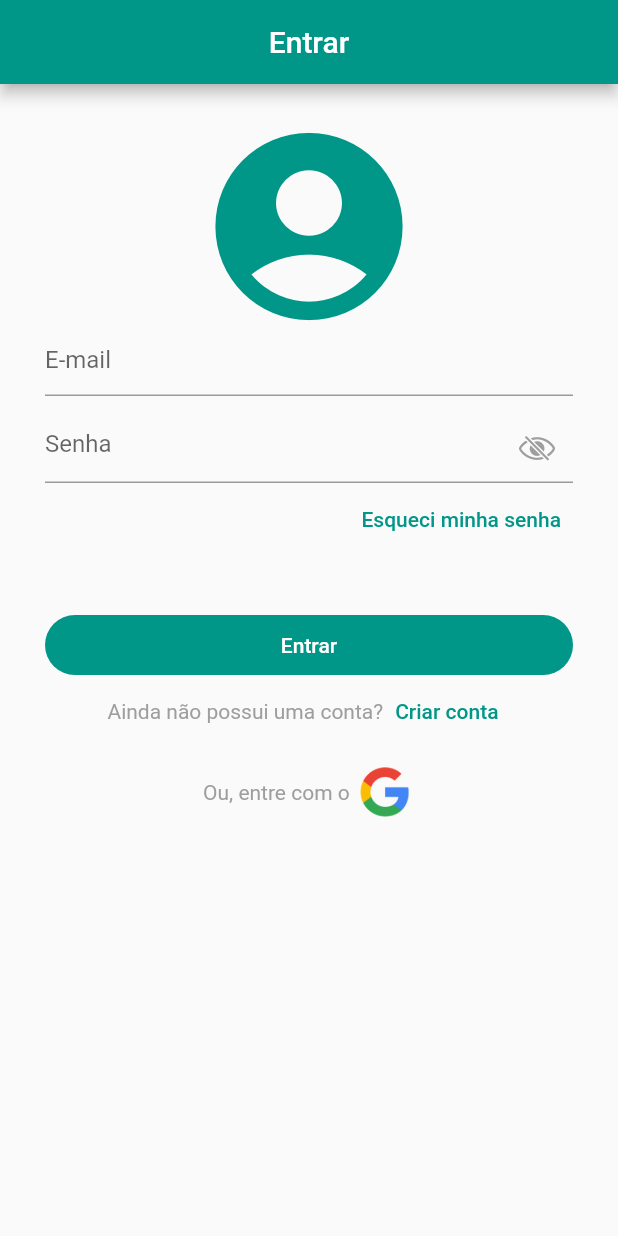
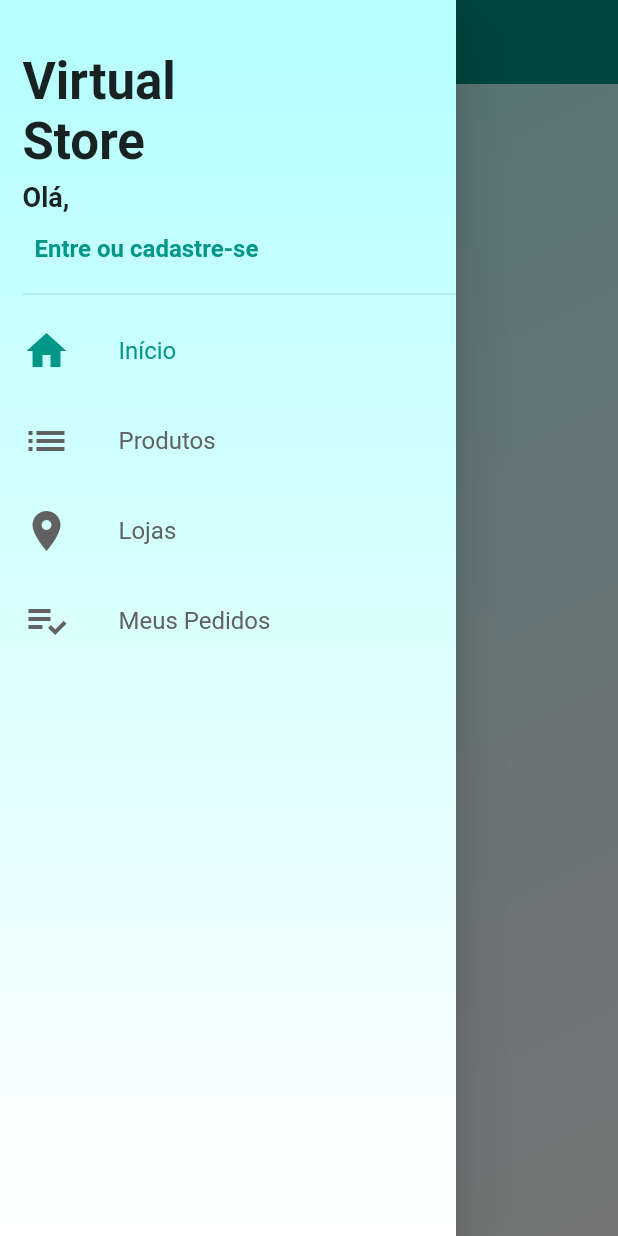
Before and after one commit to Joao-Jordan/virtual_store, a Flutter app: the screen it shows after launch, with the side drawer open (before the commit the screen has no drawer), on a phone screen of 412 x 824 dp. Run offline on Flutter 3.47's test engine with Material 2 defaults, Android fonts, the phone set to English and light mode, and no system bars; our stand-ins replace cloud_firestore, firebase_auth, firebase_core, google_sign_in, transparent_image; accounts and stored records are empty.

Commit message:
Criação do Drawer de navegação e da primeira Tab do Drawer (HomeScreen). Também foi adicionado ao Drawer o email do usuário logado e um botão para sign out.

```diff
--- /dev/null
+++ b/lib/drawer/custom_drawer.dart
@@ -0,0 +1,160 @@
+import 'package:flutter/material.dart';
+import 'package:virtual_store/drawer/drawer_tabs.dart';
+import 'package:virtual_store/service/auth_service.dart';
+import '../screens/login_screen.dart';
+import 'package:firebase_auth/firebase_auth.dart';
+
+class CustomDrawer extends StatefulWidget {
+  PageController pageController;
+
+  CustomDrawer({Key? key, required this.pageController}) : super(key: key);
+
+  @override
+  State<CustomDrawer> createState() => _CustomDrawerState();
+}
+
+class _CustomDrawerState extends State<CustomDrawer> {
+  bool isLoggedIn = false;
+  final Stream _stateChange = FirebaseAuth.instance.authStateChanges();
+
+  @override
+  Widget build(BuildContext context) {
+    final Size size = MediaQuery.of(context).size;
+
+    return Drawer(
+      child: Stack(
+        children: [
+          _buildDrawerBack(),
+          ListView(
+            padding: const EdgeInsets.only(left: 15, top: 10),
+            children: [
+              Container(
+                margin: const EdgeInsets.only(bottom: 8),
+                padding: const EdgeInsets.fromLTRB(0, 16, 16, 8),
+                height: 170,
+                child: Stack(
+                  children: [
+                    const Positioned(
+                      top: 8,
+                      left: 0,
+                      child: Text(
+                        'Virtual\nStore',
+                        style: TextStyle(
+                          fontSize: 34,
+                          fontWeight: FontWeight.bold,
+                        ),
+                      ),
+                    ),
+                    Positioned(
+                      top: 95,
+                      left: 0,
+                      child: Column(
+                        crossAxisAlignment: CrossAxisAlignment.start,
+                        children: [
+                          const Text(
+                            'Olá,',
+                            style: TextStyle(
+                                fontSize: 18, fontWeight: FontWeight.bold),
+                          ),
+                          showUserName(),
+                        ],
+                      ),
+                    ),
+                  ],
+                ),
+              ),
+              const Divider(),
+              //DrawerTile(icon, text, controller, page)
+              DrawerTabs(Icons.home, 'Início', widget.pageController, 0),
+              DrawerTabs(Icons.list, 'Produtos', widget.pageController, 1),
+              DrawerTabs(Icons.location_on, 'Lojas', widget.pageController, 2),
+              DrawerTabs(Icons.playlist_add_check, 'Meus Pedidos',
+                  widget.pageController, 3),
+              _showLoggoutButton(size),
+            ],
+          )
+        ],
+      ),
+    );
+  }
+
+  showUserName() {
+    return StreamBuilder(
+      stream: _stateChange,
+      builder: (context, snapshot) {
+        if (snapshot.hasData) {
+          isLoggedIn = true;
+          return Text(
+            FirebaseAuth.instance.currentUser!.email.toString(),
+            style: const TextStyle(
+              fontSize: 16,
+            ),
+          );
+        }
+        return TextButton(
+          child: Text(
+            'Entre ou cadastre-se',
+            textAlign: TextAlign.start,
+            style: TextStyle(
+                color: Theme.of(context).primaryColor,
+                fontSize: 16,
+                fontWeight: FontWeight.bold),
+          ),
+          onPressed: () {
+            Navigator.of(context).push(
+                MaterialPageRoute(builder: (context) => const LoginScreen()));
+          },
+        );
+      },
+    );
+  }
+
+  _showLoggoutButton(size) {
+    return StreamBuilder(
+      stream: _stateChange,
+      builder: (context, snapshot) {
+        if (snapshot.hasData) {
+          isLoggedIn = true;
+          return Padding(
+            padding:
+                EdgeInsets.only(left: 55, right: 65, top: size.height * 0.4),
+            child: Container(
+              height: 30,
+              decoration: BoxDecoration(
+                color: Colors.red,
+                borderRadius: BorderRadius.circular(20),
+              ),
+              child: TextButton(
+                child: const Text(
+                  'Sair',
+                  style: TextStyle(color: Colors.white),
+                ),
+                onPressed: () {
+                  setState(() {
+                    AuthService().signOut();
+                    isLoggedIn = false;
+                  });
+                },
+              ),
+            ),
+          );
+        }
+        return Container();
+      },
+    );
+  }
+
+  Widget _buildDrawerBack() {
+    return Container(
+      decoration: const BoxDecoration(
+          gradient: LinearGradient(
+        colors: [
+          Color.fromARGB(255, 180, 255, 255),
+          Colors.white,
+        ],
+        begin: Alignment.topCenter,
+        end: Alignment.bottomCenter,
+      )),
+    );
+  }
+}
--- /dev/null
+++ b/lib/drawer/drawer_tabs.dart
@@ -0,0 +1,53 @@
+import 'package:flutter/material.dart';
+
+class DrawerTabs extends StatelessWidget {
+  final IconData icon;
+  final String text;
+  final PageController controller;
+  final int page;
+
+  const DrawerTabs(this.icon, this.text, this.controller, this.page, {Key? key}): super(key: key);
+
+  @override
+  Widget build(BuildContext context) {
+    return Material(
+      color: Colors.transparent,
+      child: InkWell(
+        onTap: () {
+          Navigator.of(context).pop();
+          controller.jumpToPage(page);
+        },
+        child: SizedBox(
+          height: 60,
+          child: Row(
+            children: [
+              Icon(
+                icon,
+                size: 32,
+                color: _disableTabTile(context),
+              ),
+              const SizedBox(
+                width: 32,
+              ),
+              Text(
+                text,
+                style: TextStyle(
+                  fontSize: 16,
+                  color: _disableTabTile(context),
+                ),
+              ),
+            ],
+          ),
+        ),
+      ),
+    );
+  }
+
+  //Esta função deixa a tab das páginas que não estão em uso com aspecto opaco
+  Color? _disableTabTile(context) {
+    if (controller.page!.round() == page) {
+      return Theme.of(context).primaryColor;
+    }
+    return Colors.grey[700];
+  }
+}
--- a/lib/main.dart
+++ b/lib/main.dart
@@ -26,7 +26,7 @@ class MyApp extends StatelessWidget {
       theme: ThemeData(
         primarySwatch: Colors.teal,
       ),
-      home: AuthService().handleAuthState(),
+      home: TabService(),
     );
   }
 }
--- a/lib/screens/home_screen.dart
+++ b/lib/screens/home_screen.dart
@@ -1,7 +1,7 @@
+import 'package:cloud_firestore/cloud_firestore.dart';
 import 'package:flutter/material.dart';
-import 'package:firebase_auth/firebase_auth.dart';
-
-import '../service/auth_service.dart';
+import 'package:flutter_staggered_grid_view/flutter_staggered_grid_view.dart';
+import 'package:transparent_image/transparent_image.dart';
 
 class HomeScreen extends StatefulWidget {
   const HomeScreen({Key? key}) : super(key: key);
@@ -11,29 +11,77 @@ class HomeScreen extends StatefulWidget {
 }
 
 class _HomeScreenState extends State<HomeScreen> {
+
+  Future<QuerySnapshot<Map<String, dynamic>>> homeImages = FirebaseFirestore.instance.collection('home').orderBy('pos').get();
+
   @override
   Widget build(BuildContext context) {
-    final Size size = MediaQuery.of(context).size;
+    return Stack(
+      children: [
+        _buildBodyBack(), //background
+        CustomScrollView(
+          slivers: [
+            const SliverAppBar(
+              floating: true,
+              snap: true,
+              elevation: 0,
+              flexibleSpace: FlexibleSpaceBar(
+                title: Text('Novidades'),
+                centerTitle: true,
+              ),
+            ),
+            FutureBuilder(
+              future: homeImages,
+              builder: (context, AsyncSnapshot snapshot) {
+                if (!snapshot.hasData) {
+                  return SliverToBoxAdapter(
+                    child: Container(
+                      height: 200,
+                      alignment: Alignment.center,
+                      child: const CircularProgressIndicator(
+                        valueColor: AlwaysStoppedAnimation(Colors.white),
+                      ),
+                    ),
+                  );
+                }
+                return SliverGrid(
+                  gridDelegate: SliverQuiltedGridDelegate(
+                    crossAxisCount: 2,
+                    repeatPattern: QuiltedGridRepeatPattern.inverted,
+                    pattern: const [
+                      QuiltedGridTile(2, 2),
+                      QuiltedGridTile(1, 1),
+                    ],
+                  ),
+                  delegate: SliverChildBuilderDelegate(
+                          (context, index) {
+                        return FadeInImage.memoryNetwork(
+                          placeholder: kTransparentImage,
+                          image: snapshot.data!.docs[index]['image'],
+                          fit: BoxFit.cover,
+                        );
+                      },
+                      childCount: snapshot.data.docs.length
+                  ),
+                );
+              },
+            ),
+          ],
+        ),
+      ],
+    );
+  }
 
-    return Scaffold(
-      appBar: AppBar(
-        title: Text('Virtual Store'),
-        actions: [
-          IconButton(onPressed: (){
-            AuthService().signOut();
-          }, icon: Icon(Icons.logout))
-        ],
-      ),
-      body: Container(
-        color: Colors.blue,
-        width: size.width,
-        child: Column(
-          mainAxisAlignment: MainAxisAlignment.center,
-          children: [
-            Text(
-              'HomeScreen',
-              style: TextStyle(fontSize: 50, color: Colors.white),
-            )
+  //Função responsavel pelo background gradiente
+  Widget _buildBodyBack() {
+    return Container(
+      decoration: const BoxDecoration(
+        gradient: LinearGradient(
+          begin: Alignment.topLeft,
+          end: Alignment.bottomRight,
+          colors: [
+            Color.fromARGB(255, 180, 255, 255),
+            Colors.white,
           ],
         ),
       ),
--- a/lib/screens/login_screen.dart
+++ b/lib/screens/login_screen.dart
@@ -124,6 +124,7 @@ class _LoginScreenState extends State<LoginScreen> {
                       email: email,
                       password: password,
                     );
+                    Navigator.of(context).pop();
                   }
                 },
               ),
--- a/lib/service/auth_service.dart
+++ b/lib/service/auth_service.dart
@@ -3,25 +3,22 @@ import 'package:flutter/cupertino.dart';
 import 'package:flutter/material.dart';
 import 'package:firebase_auth/firebase_auth.dart';
 import 'package:google_sign_in/google_sign_in.dart';
+import 'package:virtual_store/drawer/custom_drawer.dart';
 import 'package:virtual_store/screens/login_screen.dart';
 import 'package:virtual_store/service/tab_service.dart';
-
-import '../screens/home_screen.dart';
-import '../screens/reset_pass_screen.dart';
-import '../screens/signup_screen.dart';
 
 class AuthService {
   final FirebaseAuth _auth = FirebaseAuth.instance;
   final _db = FirebaseFirestore.instance;
-
+  bool isLoggedIn = false;
   handleAuthState() {
     return StreamBuilder(
       stream: _auth.authStateChanges(),
       builder: (context, snapshot) {
         if (snapshot.hasData) {
-          return HomeScreen();
+          return TabService();
         }
-        return LoginScreen();
+        return const LoginScreen();
       },
     );
   }
--- a/lib/service/tab_service.dart
+++ b/lib/service/tab_service.dart
@@ -1,27 +1,28 @@
 import 'package:flutter/material.dart';
-import 'package:firebase_auth/firebase_auth.dart';
-import 'package:google_sign_in/google_sign_in.dart';
 import 'package:virtual_store/screens/home_screen.dart';
-
-import 'auth_service.dart';
+import '../drawer/custom_drawer.dart';
 
 class TabService extends StatefulWidget {
-  TabService({Key? key}) : super(key: key);
+
+  const TabService({Key? key}) : super(key: key);
 
   @override
   State<TabService> createState() => _TabServiceState();
 }
 
 class _TabServiceState extends State<TabService> {
+
+  final _pageController = PageController();
+
   @override
   Widget build(BuildContext context) {
     return PageView(
-      //controller: _pageController,
+      controller: _pageController,
       physics: const NeverScrollableScrollPhysics(),
       children: [
         Scaffold(
           body: const HomeScreen(),
-          //drawer: CustomDrawer(_pageController),
+          drawer: CustomDrawer(pageController: _pageController),
         ),
       ],
     );
--- a/pubspec.yaml
+++ b/pubspec.yaml
@@ -38,6 +38,8 @@ dependencies:
   firebase_auth: ^3.4.1
   google_sign_in: ^5.4.0
   cloud_firestore: ^3.2.1
+  flutter_staggered_grid_view: ^0.6.1
+  transparent_image: ^2.0.0
 
 dev_dependencies:
   flutter_test:
```
Also changed, not shown: pubspec.lock.
